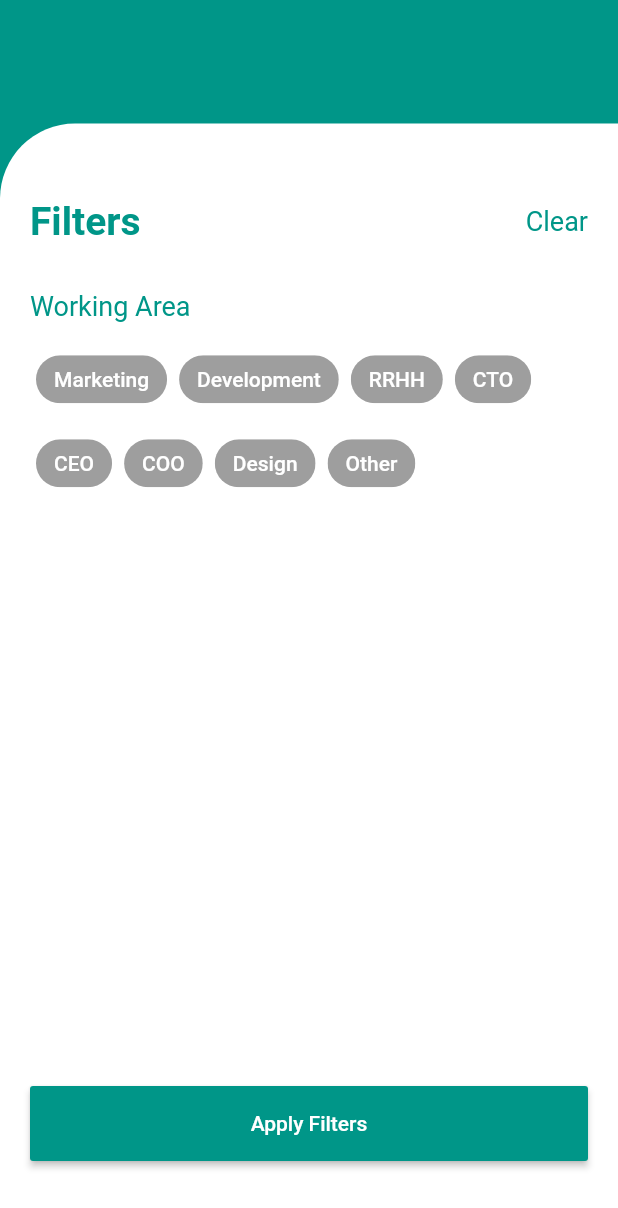
After one commit to gianfrancopapa/flutter-firebase-starter, a Flutter app: the FilterEmployeesScreen screen opened directly, on a phone screen of 412 x 824 dp. The commit adds this screen. Shown: the top 1208 px of the screen. Run offline on Flutter 3.47's test engine with Material 2 defaults, Android fonts, the phone set to English and light mode, and no system bars; our stand-ins replace cloud_firestore, firebase_auth, firebase_core, firebase_storage, flutter_bloc, image_picker and 5 more; missing offline and left inert: sk_onboarding_screen; accounts and stored records are empty.

Commit message:
FB-24: Filter employees by working area v1 done

```diff
--- a/flutterBoilerplate/lib/bloc/employee/employee_bloc.dart
+++ b/flutterBoilerplate/lib/bloc/employee/employee_bloc.dart
@@ -1,8 +1,8 @@
 import 'package:flutterBoilerplate/bloc/employee/employee_event.dart';
 import 'package:flutterBoilerplate/bloc/employee/employee_state.dart';
 import 'package:flutterBoilerplate/bloc/forms/employee_form_bloc.dart';
-import 'package:flutterBoilerplate/models/IObserver.dart';
-import 'package:flutterBoilerplate/models/ISubject.dart';
+import 'package:flutterBoilerplate/models/observer_interface.dart';
+import 'package:flutterBoilerplate/models/subject_interface.dart';
 import 'package:flutterBoilerplate/models/domain/employee.dart';
 import 'package:flutterBoilerplate/repository/employees_repository.dart';
 
--- a/flutterBoilerplate/lib/bloc/filter_employees/filter_employees_event.dart
+++ b/flutterBoilerplate/lib/bloc/filter_employees/filter_employees_event.dart
@@ -1,10 +1,23 @@
-import 'package:flutterBoilerplate/models/filter.dart';
+import 'package:flutterBoilerplate/utils/chip.dart';
 
 abstract class FilterEmployeesEvent {
   const FilterEmployeesEvent();
 }
 
 class GetEmployees extends FilterEmployeesEvent {
-  final Filter filter;
-  const GetEmployees(this.filter);
+  final bool filterEvent;
+  const GetEmployees(this.filterEvent);
 }
+
+class ToggleChip extends FilterEmployeesEvent {
+  final Chip chip;
+  const ToggleChip(this.chip);
+}
+
+class GetFilters extends FilterEmployeesEvent {
+  const GetFilters();
+}
+
+class ClearFilters extends FilterEmployeesEvent {
+  const ClearFilters();
+}
--- a/flutterBoilerplate/lib/bloc/filter_employees/filter_employees_state.dart
+++ b/flutterBoilerplate/lib/bloc/filter_employees/filter_employees_state.dart
@@ -1,4 +1,5 @@
 import 'package:flutterBoilerplate/models/domain/employee.dart';
+import 'package:flutterBoilerplate/utils/working_area_chip.dart';
 
 abstract class FilterEmployeesState {
   const FilterEmployeesState();
@@ -21,3 +22,8 @@ class Employees extends FilterEmployeesState {
   final List<Employee> employees;
   const Employees(this.employees);
 }
+
+class WorkingAreaFilterList extends FilterEmployeesState {
+  final List<WorkingAreaChip> list;
+  const WorkingAreaFilterList(this.list);
+}
--- a/flutterBoilerplate/lib/constants/strings.dart
+++ b/flutterBoilerplate/lib/constants/strings.dart
@@ -77,4 +77,9 @@ class AppString {
   static const sector = 'Sector';
   static const phoneNumber = 'Phone Number';
   static const charge = 'Charge: ';
+
+  //Filter Employees Screen
+  static const filters = 'Filters';
+  static const clear = 'Clear';
+  static const applyFilters = 'Apply Filters';
 }
--- a/flutterBoilerplate/lib/models/datatypes/working_area.dart
+++ b/flutterBoilerplate/lib/models/datatypes/working_area.dart
@@ -1 +1 @@
-enum WorkingArea { Marketing, Development, RRHH, CTO, CEO, COO, Other }
+enum WorkingArea { Marketing, Development, RRHH, CTO, CEO, COO, Design, Other }
--- a/flutterBoilerplate/lib/models/domain/employee.dart
+++ b/flutterBoilerplate/lib/models/domain/employee.dart
@@ -34,9 +34,7 @@ class Employee {
         age: json['age'] ?? 18,
         phoneNumber: json['phoneNumber'] ?? '99999999',
         address: json['address'] ?? 'Address',
-        workingArea: determineWorkingArea(
-          json['workingArea'],
-        ),
+        workingArea: determineWorkingArea(json['workingArea']),
         description: json['description'] ?? '-',
       );
 
@@ -69,6 +67,8 @@ class Employee {
         return WorkingArea.RRHH;
       case 'OTHER':
         return WorkingArea.Other;
+      case 'DESIGN':
+        return WorkingArea.Design;
       default:
         throw 'Error: Invalid working area. [Employee.fromJson]';
     }
--- a/flutterBoilerplate/lib/repository/repository.dart
+++ b/flutterBoilerplate/lib/repository/repository.dart
@@ -1,6 +1,6 @@
 import 'package:flutter/material.dart';
+import 'package:flutterBoilerplate/models/query.dart';
 import 'package:flutterBoilerplate/services/persistance_service_interface.dart';
-import 'package:flutterBoilerplate/models/filter.dart';
 
 typedef T Constructor<T>(Map<String, dynamic> map);
 
@@ -12,9 +12,9 @@ abstract class Repository<T> {
   const Repository(this._apiProvider, this._constructor);
 
   @protected
-  Future<List<T>> getAll(Filter filter) async {
+  Future<List<T>> getAll(Query query) async {
     try {
-      final res = await _apiProvider.getAll(filter);
+      final res = await _apiProvider.getAll(query);
       if (res.isEmpty) return [];
       final listOfT = List<T>();
       for (final item in res) {
--- /dev/null
+++ b/flutterBoilerplate/lib/screens/filter_employees_screen.dart
@@ -0,0 +1,134 @@
+import 'package:flutter/material.dart';
+import 'package:flutterBoilerplate/bloc/filter_employees/filter_employees_bloc.dart';
+import 'package:flutterBoilerplate/bloc/filter_employees/filter_employees_event.dart';
+import 'package:flutterBoilerplate/bloc/filter_employees/filter_employees_state.dart';
+import 'package:flutterBoilerplate/constants/strings.dart';
+import 'package:flutterBoilerplate/utils/chip.dart' as my;
+import 'package:flutterBoilerplate/widgets/common/button.dart';
+import 'package:flutterBoilerplate/widgets/common/chip_section.dart';
+import 'package:flutter_bloc/flutter_bloc.dart';
+import 'package:modal_progress_hud/modal_progress_hud.dart';
+
+class FilterEmployeesScreen extends StatefulWidget {
+  @override
+  _FilterEmployeesScreenState createState() => _FilterEmployeesScreenState();
+}
+
+class _FilterEmployeesScreenState extends State<FilterEmployeesScreen> {
+  FilterEmployeesBloc _bloc;
+
+  @override
+  void didChangeDependencies() {
+    super.didChangeDependencies();
+    _bloc = BlocProvider.of<FilterEmployeesBloc>(context);
+    _bloc.add(const GetFilters());
+  }
+
+  Widget header() => Row(
+        mainAxisAlignment: MainAxisAlignment.spaceBetween,
+        children: [
+          const Text(
+            AppString.filters,
+            style: TextStyle(
+              color: Colors.teal,
+              fontSize: 26,
+              fontWeight: FontWeight.bold,
+            ),
+          ),
+          GestureDetector(
+            onTap: () => _bloc.add(const ClearFilters()),
+            child: const Text(
+              AppString.clear,
+              style: TextStyle(
+                color: Colors.teal,
+                fontSize: 18,
+                fontWeight: FontWeight.normal,
+              ),
+            ),
+          )
+        ],
+      );
+
+  Widget filterEmployeesByCharge() =>
+      BlocBuilder<FilterEmployeesBloc, FilterEmployeesState>(
+        cubit: _bloc,
+        buildWhen: (previous, current) =>
+            current.runtimeType == WorkingAreaFilterList,
+        builder: (BuildContext context, FilterEmployeesState state) =>
+            state.runtimeType == WorkingAreaFilterList
+                ? ChipSection(
+                    activeChipColor: Colors.teal,
+                    inactiveChipColor: Colors.grey,
+                    toggleChip: (my.Chip chip) => _bloc.add(ToggleChip(chip)),
+                    title: 'Working Area',
+                    chips: (state as WorkingAreaFilterList).list,
+                  )
+                : const SizedBox(height: 0),
+      );
+
+  @override
+  Widget build(BuildContext context) => Scaffold(
+        body: GestureDetector(
+          onVerticalDragEnd: (details) => _bloc.add(const GetEmployees(false)),
+          child: BlocConsumer<FilterEmployeesBloc, FilterEmployeesState>(
+            cubit: _bloc,
+            listener: (BuildContext context, FilterEmployeesState state) {
+              if (state.runtimeType == Employees) {
+                Navigator.pop(context);
+              } else if (state.runtimeType == Error) {
+                showDialog(
+                  context: context,
+                  builder: (context) => Text((state as Error).message),
+                );
+              }
+            },
+            builder: (BuildContext context, FilterEmployeesState state) =>
+                ModalProgressHUD(
+              inAsyncCall: state.runtimeType == Loading,
+              progressIndicator: const CircularProgressIndicator(),
+              child: Container(
+                alignment: Alignment.bottomCenter,
+                decoration: const BoxDecoration(color: Colors.teal),
+                child: Container(
+                  padding: const EdgeInsets.fromLTRB(20, 50, 20, 50),
+                  decoration: const BoxDecoration(
+                    color: Colors.white,
+                    borderRadius: BorderRadius.only(
+                      topLeft: Radius.circular(50.0),
+                    ),
+                  ),
+                  height: MediaQuery.of(context).size.height * 0.9,
+                  child: Column(
+                    mainAxisSize: MainAxisSize.max,
+                    mainAxisAlignment: MainAxisAlignment.spaceBetween,
+                    crossAxisAlignment: CrossAxisAlignment.center,
+                    children: [
+                      Column(
+                        crossAxisAlignment: CrossAxisAlignment.start,
+                        mainAxisAlignment: MainAxisAlignment.start,
+                        mainAxisSize: MainAxisSize.max,
+                        children: [
+                          header(),
+                          filterEmployeesByCharge(),
+                        ],
+                      ),
+                      Flexible(
+                        flex: 1,
+                        child: Button(
+                          backgroundColor: Colors.teal,
+                          textColor: Colors.white,
+                          text: AppString.applyFilters,
+                          width: MediaQuery.of(context).size.width,
+                          height: 50,
+                          onTap: () => _bloc.add(const GetEmployees(true)),
+                        ),
+                      )
+                    ],
+                  ),
+                ),
+              ),
+            ),
+          ),
+        ),
+      );
+}
--- a/flutterBoilerplate/lib/screens/main_screen.dart
+++ b/flutterBoilerplate/lib/screens/main_screen.dart
@@ -3,6 +3,7 @@ import 'package:flutterBoilerplate/constants/strings.dart';
 import 'package:flutterBoilerplate/models/domain/admin.dart';
 import 'package:flutterBoilerplate/models/domain/user.dart';
 import 'package:flutterBoilerplate/widgets/employee_list.dart';
+import 'package:flutterBoilerplate/widgets/filter_icon.dart';
 import 'package:flutterBoilerplate/widgets/settings.dart';
 import 'package:flutterBoilerplate/screens/user_profile_screen.dart';
 import 'package:flutterBoilerplate/widgets/bottom_navigation_bar.dart';
@@ -63,6 +64,7 @@ class _MainScreenState extends State<MainScreen> {
           backgroundColor: Colors.blueGrey,
           title: Text(_embbededScreensData[_index][_title]),
           actions: <Widget>[
+            FilterIcon(),
             IconButton(
               icon: const Icon(Icons.supervised_user_circle),
               tooltip: AppString.myProfile,
--- a/flutterBoilerplate/lib/services/persistance_service_interface.dart
+++ b/flutterBoilerplate/lib/services/persistance_service_interface.dart
@@ -1,9 +1,9 @@
-import 'package:flutterBoilerplate/models/filter.dart';
+import 'package:flutterBoilerplate/models/query.dart';
 
 abstract class IPersistanceService {
   IPersistanceService(String path);
 
-  Future<List<Map<String, dynamic>>> getAll(Filter filter);
+  Future<List<Map<String, dynamic>>> getAll(Query query);
 
   Future<Map<String, dynamic>> getById(String id);
 
--- /dev/null
+++ b/flutterBoilerplate/lib/utils/chip.dart
@@ -0,0 +1,7 @@
+abstract class Chip {
+  final int id;
+  final String text;
+  bool enabled;
+
+  Chip(this.id, this.text, this.enabled);
+}
--- /dev/null
+++ b/flutterBoilerplate/lib/utils/working_area_chip.dart
@@ -0,0 +1,13 @@
+import 'package:flutterBoilerplate/utils/chip.dart';
+
+class WorkingAreaChip extends Chip {
+  WorkingAreaChip(
+    final int id,
+    final String text,
+    bool enabled,
+  ) : super(
+          id,
+          text,
+          enabled,
+        );
+}
--- /dev/null
+++ b/flutterBoilerplate/lib/widgets/common/chip_list.dart
@@ -0,0 +1,39 @@
+import 'package:flutter/material.dart';
+import 'package:flutterBoilerplate/utils/chip.dart' as my;
+
+class ChipList extends StatelessWidget {
+  final Color activeChipColor;
+  final Color inactiveChipColor;
+  final List<my.Chip> chips;
+  final void Function(my.Chip chip) toggleChip;
+
+  const ChipList({
+    this.chips,
+    this.activeChipColor,
+    this.inactiveChipColor,
+    this.toggleChip,
+  });
+
+  @override
+  Widget build(BuildContext context) => Wrap(
+        children: chips
+            .map(
+              (chip) => InkWell(
+                onTap: () => toggleChip(chip),
+                child: Container(
+                  margin: const EdgeInsets.all(4.0),
+                  child: Chip(
+                    deleteIcon: null,
+                    label: Text(
+                      chip.text,
+                      style: const TextStyle(color: Colors.white),
+                    ),
+                    backgroundColor:
+                        chip.enabled ? activeChipColor : inactiveChipColor,
+                  ),
+                ),
+              ),
+            )
+            .toList(),
+      );
+}
--- /dev/null
+++ b/flutterBoilerplate/lib/widgets/common/chip_section.dart
@@ -0,0 +1,51 @@
+import 'package:flutter/material.dart';
+import 'package:flutterBoilerplate/utils/chip.dart' as my;
+import 'package:flutterBoilerplate/widgets/common/chip_list.dart';
+
+class ChipSection extends StatelessWidget {
+  final String title;
+  final double height;
+  final double width;
+  final Color activeChipColor;
+  final Color inactiveChipColor;
+  final List<my.Chip> chips;
+  final void Function(my.Chip chip) toggleChip;
+
+  const ChipSection({
+    this.chips,
+    this.title,
+    this.height,
+    this.width,
+    this.activeChipColor,
+    this.inactiveChipColor,
+    this.toggleChip,
+  });
+
+  @override
+  Widget build(BuildContext context) => SizedBox(
+        width: width ?? MediaQuery.of(context).size.width,
+        height: height ?? MediaQuery.of(context).size.height / 4,
+        child: Column(
+          mainAxisAlignment: MainAxisAlignment.center,
+          crossAxisAlignment: CrossAxisAlignment.start,
+          children: [
+            Text(
+              title,
+              style: const TextStyle(
+                color: Colors.teal,
+                fontSize: 18.0,
+              ),
+            ),
+            const SizedBox(
+              height: 10.0,
+            ),
+            ChipList(
+              chips: chips,
+              activeChipColor: activeChipColor,
+              inactiveChipColor: inactiveChipColor,
+              toggleChip: toggleChip,
+            )
+          ],
+        ),
+      );
+}
```
Also changed, not shown: flutterBoilerplate/lib/bloc/filter_employees/filter_employees_bloc.dart (+98 -13 lines), flutterBoilerplate/lib/models/service_factory.dart (+6 -1 lines), flutterBoilerplate/lib/repository/employees_repository.dart (+4 -5 lines), flutterBoilerplate/lib/services/firebase_persistance_service.dart (+9 -8 lines), flutterBoilerplate/lib/widgets/employee_list.dart (+3 -5 lines), flutterBoilerplate/lib/widgets/filter_icon.dart (added, +20 -0 lines).
